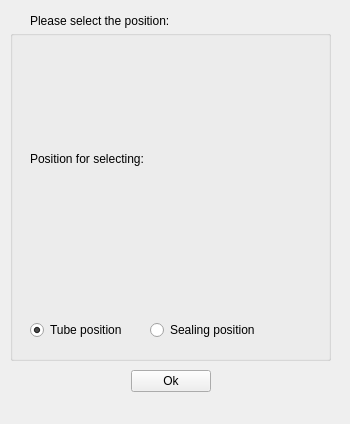
This is ServiceSW/Master/Components/DiagnosticsManufacturing/Forms/SelectPositionDialog.ui in Liyezhong/Master as Qt 5 draws it before an edit. The edited form follows.
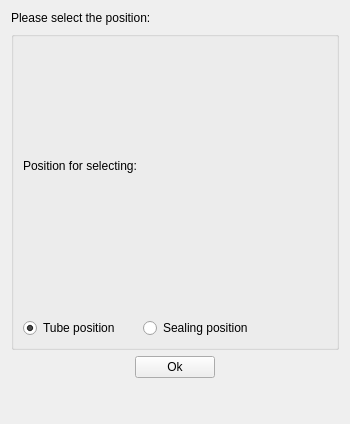
This is the edited form. Custom widgets are drawn as their Qt base class.

Commit message: Update SelectPositionDialog size

What changed in the file:
```diff
--- a/ServiceSW/Master/Components/DiagnosticsManufacturing/Forms/SelectPositionDialog.ui
+++ b/ServiceSW/Master/Components/DiagnosticsManufacturing/Forms/SelectPositionDialog.ui
@@ -31,108 +31,21 @@
   <property name="windowTitle">
    <string>Heating Test</string>
   </property>
+  <layout class="QGridLayout" name="gridLayout_2">
+   <item row="0" column="0">
   <widget class="QLabel" name="labelPrompt">
-   <property name="geometry">
-    <rect>
-     <x>30</x>
-     <y>10</y>
-     <width>341</width>
-     <height>21</height>
-    </rect>
-   </property>
    <property name="text">
     <string>Please select the position:</string>
    </property>
   </widget>
-  <widget class="QWidget" name="horizontalLayoutWidget_2">
-   <property name="geometry">
-    <rect>
-     <x>30</x>
-     <y>370</y>
-     <width>281</width>
-     <height>51</height>
-    </rect>
-   </property>
-   <layout class="QVBoxLayout" name="verticalLayout">
-    <property name="bottomMargin">
-     <number>5</number>
-    </property>
-    <item>
-     <layout class="QHBoxLayout" name="horizontalLayout_2">
-      <property name="bottomMargin">
-       <number>5</number>
-      </property>
-      <item>
-       <spacer name="horizontalSpacer">
-        <property name="orientation">
-         <enum>Qt::Horizontal</enum>
-        </property>
-        <property name="sizeHint" stdset="0">
-         <size>
-          <width>40</width>
-          <height>20</height>
-         </size>
-        </property>
-       </spacer>
-      </item>
-      <item>
-       <widget class="QPushButton" name="pushButtonOk">
-        <property name="text">
-         <string>Ok</string>
-        </property>
-       </widget>
-      </item>
-      <item>
-       <spacer name="horizontalSpacer_2">
-        <property name="orientation">
-         <enum>Qt::Horizontal</enum>
-        </property>
-        <property name="sizeHint" stdset="0">
-         <size>
-          <width>40</width>
-          <height>20</height>
-         </size>
-        </property>
-       </spacer>
-      </item>
-     </layout>
-    </item>
-    <item>
-     <spacer name="verticalSpacer">
-      <property name="orientation">
-       <enum>Qt::Vertical</enum>
-      </property>
-      <property name="sizeHint" stdset="0">
-       <size>
-        <width>20</width>
-        <height>40</height>
-       </size>
-      </property>
-     </spacer>
-    </item>
-   </layout>
-  </widget>
+   </item>
+   <item row="1" column="0">
   <widget class="QGroupBox" name="groupBox">
-   <property name="geometry">
-    <rect>
-     <x>10</x>
-     <y>30</y>
-     <width>321</width>
-     <height>331</height>
-    </rect>
-   </property>
    <property name="title">
     <string/>
    </property>
-   <widget class="QWidget" name="formLayoutWidget">
-    <property name="geometry">
-     <rect>
-      <x>20</x>
-      <y>-1</y>
-      <width>291</width>
-      <height>311</height>
-     </rect>
-    </property>
+     <layout class="QGridLayout" name="gridLayout">
+      <item row="0" column="0">
     <layout class="QFormLayout" name="formLayout">
      <property name="fieldGrowthPolicy">
       <enum>QFormLayout::AllNonFixedFieldsGrow</enum>
@@ -218,8 +131,71 @@
       </widget>
      </item>
     </layout>
-   </widget>
-  </widget>
+      </item>
+     </layout>
+    </widget>
+   </item>
+   <item row="2" column="0">
+    <layout class="QVBoxLayout" name="verticalLayout">
+     <property name="bottomMargin">
+      <number>5</number>
+     </property>
+     <item>
+      <layout class="QHBoxLayout" name="horizontalLayout_2">
+       <property name="bottomMargin">
+        <number>5</number>
+       </property>
+       <item>
+        <spacer name="horizontalSpacer">
+         <property name="orientation">
+          <enum>Qt::Horizontal</enum>
+         </property>
+         <property name="sizeHint" stdset="0">
+          <size>
+           <width>40</width>
+           <height>20</height>
+          </size>
+         </property>
+        </spacer>
+       </item>
+       <item>
+        <widget class="QPushButton" name="pushButtonOk">
+         <property name="text">
+          <string>Ok</string>
+         </property>
+        </widget>
+       </item>
+       <item>
+        <spacer name="horizontalSpacer_2">
+         <property name="orientation">
+          <enum>Qt::Horizontal</enum>
+         </property>
+         <property name="sizeHint" stdset="0">
+          <size>
+           <width>40</width>
+           <height>20</height>
+          </size>
+         </property>
+        </spacer>
+       </item>
+      </layout>
+     </item>
+     <item>
+      <spacer name="verticalSpacer">
+       <property name="orientation">
+        <enum>Qt::Vertical</enum>
+       </property>
+       <property name="sizeHint" stdset="0">
+        <size>
+         <width>20</width>
+         <height>40</height>
+        </size>
+       </property>
+      </spacer>
+     </item>
+    </layout>
+   </item>
+  </layout>
  </widget>
  <customwidgets>
   <customwidget>
```
Lines whose indentation alone changed are shown as unchanged.
